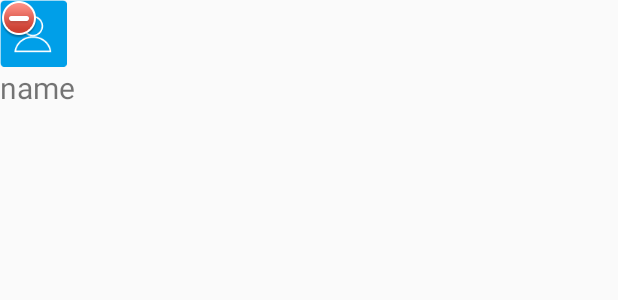
After one commit to LinmmMancy/IM1020, an Android app: the layout adapter_group_members.xml on its own in the app's theme, with its tools: preview values and no code run, on a phone screen of 412 x 824 dp. The commit adds this screen. Shown: the top 300 px of the screen. Run offline under Robolectric (Android 15) with nearby library versions, the phone set to English and light mode, and no system bars.

Commit message:
添加删除群成员的回调监听

```diff
--- /dev/null
+++ b/app/src/main/res/layout/adapter_group_members.xml
@@ -0,0 +1,32 @@
+<?xml version="1.0" encoding="utf-8"?>
+<RelativeLayout xmlns:android="http://schemas.android.com/apk/res/android"
+    android:layout_width="wrap_content"
+    android:layout_height="wrap_content">
+
+    <LinearLayout
+        android:layout_width="wrap_content"
+        android:layout_height="wrap_content"
+        android:orientation="vertical">
+
+        <ImageView
+            android:id="@+id/iv_member_photo"
+            android:layout_width="wrap_content"
+            android:layout_height="wrap_content"
+            android:src="@drawable/ease_default_avatar" />
+
+        <TextView
+            android:id="@+id/tv_member_name"
+            android:layout_width="wrap_content"
+            android:layout_height="wrap_content"
+            android:layout_gravity="center"
+            android:text="name"
+            android:textSize="20sp" />
+
+    </LinearLayout>
+
+    <ImageView
+        android:id="@+id/iv_member_delete"
+        android:layout_width="wrap_content"
+        android:layout_height="wrap_content"
+        android:src="@drawable/ease_appitem_del_btn_normal" />
+</RelativeLayout>
```
Also changed, not shown: app/src/main/java/im/im1020/activity/ChatDetailsActivity.java (+104 -2 lines), app/src/main/java/im/im1020/adapter/GroupDetailAdapter.java (added, +278 -0 lines), 1 other file.
